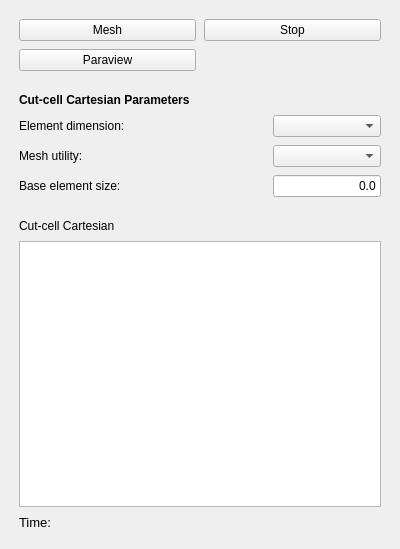
This is TaskPanelCfdMeshCart.ui in jaheyns/CfdOF as Qt 5 draws it before an edit. The edited form follows.
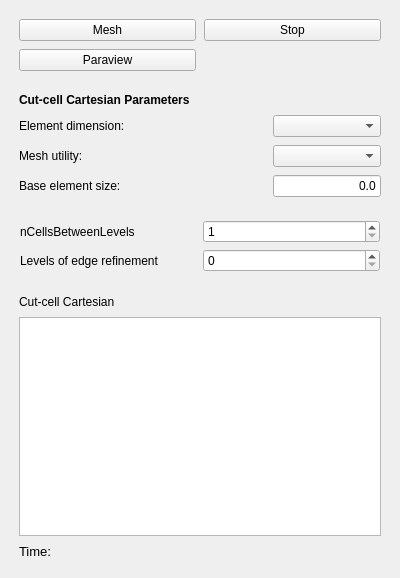
This is the edited form. Custom widgets are drawn as their Qt base class.

Commit message: CFD: Preliminary snappyHexMesh functionality

```diff
--- a/TaskPanelCfdMeshCart.ui
+++ b/TaskPanelCfdMeshCart.ui
@@ -7,7 +7,7 @@
     <x>0</x>
     <y>0</y>
     <width>400</width>
-    <height>549</height>
+    <height>578</height>
    </rect>
   </property>
   <property name="windowTitle">
@@ -164,6 +164,49 @@
      </item>
     </layout>
    </item>
+   <item>
+    <widget class="QFrame" name="snappySpecificProperties">
+     <property name="frameShape">
+      <enum>QFrame::NoFrame</enum>
+     </property>
+     <property name="frameShadow">
+      <enum>QFrame::Raised</enum>
+     </property>
+     <layout class="QGridLayout" name="gridLayout_5">
+      <item row="0" column="0">
+       <widget class="QLabel" name="label_3">
+        <property name="text">
+         <string>nCellsBetweenLevels</string>
+        </property>
+       </widget>
+      </item>
+      <item row="1" column="0">
+       <widget class="QLabel" name="label_4">
+        <property name="text">
+         <string>Levels of edge refinement</string>
+        </property>
+       </widget>
+      </item>
+      <item row="0" column="1">
+       <widget class="QSpinBox" name="nCellsBetweenLevels">
+        <property name="minimum">
+         <number>1</number>
+        </property>
+        <property name="maximum">
+         <number>5</number>
+        </property>
+       </widget>
+      </item>
+      <item row="1" column="1">
+       <widget class="QSpinBox" name="edgeRefineLevels">
+        <property name="maximum">
+         <number>10</number>
+        </property>
+       </widget>
+      </item>
+     </layout>
+    </widget>
+   </item>
    <item>
     <layout class="QGridLayout" name="gridLayout_2">
      <property name="leftMargin">
```
Left out of the diff: 37 changed lines with no effect on the pictures. The commit also changes 25 other files.
